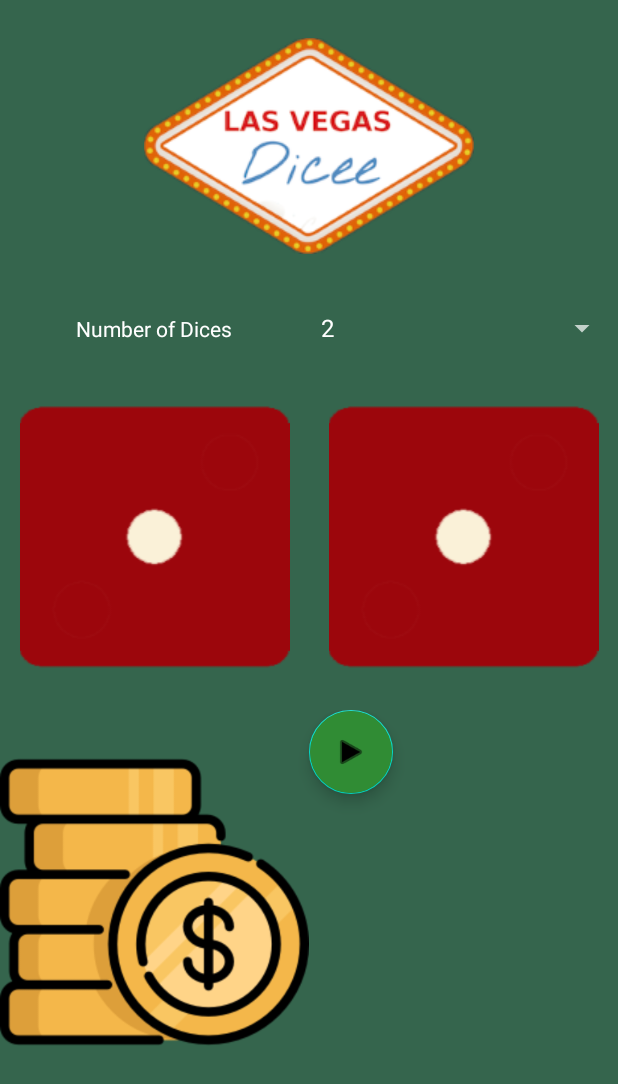
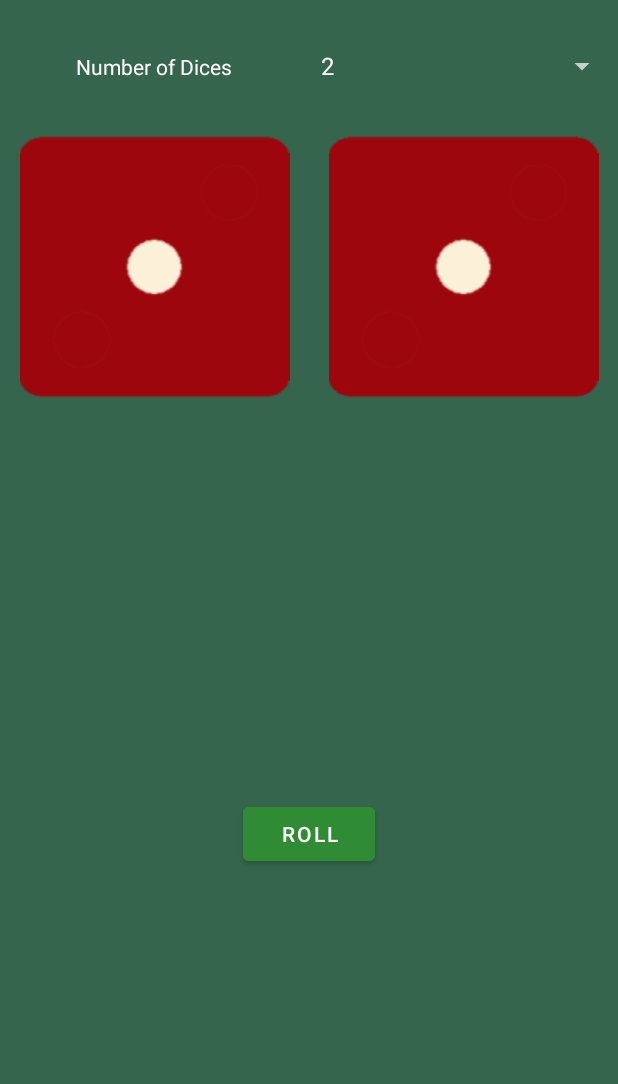
Before and after one commit to TheLe0/TheDiceGame, an Android app: the screen it shows after launch (MainActivity), on a phone screen of 412 x 824 dp. Shown: the top 1084 px of the screen. Run offline under Robolectric (Android 15) with nearby library versions, the phone set to English and light mode, and no system bars.

Commit message:
Adjust layout

```diff
--- a/app/src/main/java/com/leotosin/thedicegame/MainActivity.kt
+++ b/app/src/main/java/com/leotosin/thedicegame/MainActivity.kt
@@ -8,8 +8,6 @@ import android.view.animation.Animation
 import android.view.animation.AnimationUtils
 import android.widget.*
 
-import com.google.android.material.floatingactionbutton.FloatingActionButton
-
 import com.leotosin.thedicegame.util.NumberUtil
 
 class MainActivity : AppCompatActivity() {
@@ -18,7 +16,7 @@ class MainActivity : AppCompatActivity() {
     private lateinit var diceOne :ImageView
     private lateinit var diceTwo :ImageView
     private var dices :Int = NumberUtil.TWO_DICE
-    private lateinit var button :FloatingActionButton
+    private lateinit var button :Button
 
     override fun onCreate(savedInstanceState: Bundle?)
     {
--- a/app/src/main/res/layout/activity_main.xml
+++ b/app/src/main/res/layout/activity_main.xml
@@ -7,22 +7,6 @@
     android:orientation="vertical"
     android:background="@color/background"
     tools:context=".MainActivity">
-
-    <LinearLayout
-        android:layout_width="match_parent"
-        android:layout_height="wrap_content"
-        android:layout_marginTop="@dimen/activity_top_margin"
-        android:orientation="horizontal">
-
-        <ImageView
-            android:id="@+id/ic_casino"
-            android:layout_width="0dp"
-            android:layout_height="wrap_content"
-            android:layout_weight="1"
-            android:contentDescription="@string/casino"
-            app:srcCompat="@drawable/casino" />
-
-    </LinearLayout>
 
     <LinearLayout
         android:layout_width="match_parent"
@@ -73,30 +57,23 @@
 
     </LinearLayout>
 
-    <LinearLayout
-        android:layout_width="match_parent"
-        android:layout_height="match_parent"
+    <RelativeLayout
+        android:layout_width="fill_parent"
+        android:layout_height="fill_parent"
         android:layout_marginTop="@dimen/activity_top_margin"
         android:orientation="horizontal">
 
-        <ImageView
-            android:id="@+id/ic_coins"
-            android:layout_width="0dp"
-            android:layout_height="wrap_content"
-            android:layout_weight="1"
-            app:srcCompat="@drawable/coins"
-            android:contentDescription="@string/coins" />
-
-        <com.google.android.material.floatingactionbutton.FloatingActionButton
+        <Button
             android:id="@+id/btn_roll"
-            android:layout_width="0dp"
+            android:layout_width="wrap_content"
             android:backgroundTint="@color/green"
             android:layout_height="wrap_content"
-            android:layout_weight="1"
+            android:layout_centerInParent="true"
             android:clickable="true"
             app:srcCompat="@android:drawable/ic_media_play"
-            android:contentDescription="@string/roll"
+            android:text="@string/roll"
+            android:textColor="@color/white"
             android:focusable="true" />
-    </LinearLayout>
+    </RelativeLayout>
 
 </LinearLayout>
--- a/app/src/main/res/values-large/dimens.xml
+++ b/app/src/main/res/values-large/dimens.xml
@@ -1,4 +1,4 @@
 <?xml version="1.0" encoding="utf-8"?>
 <resources>
-    <dimen name="activity_top_margin">50dp</dimen>
+    <dimen name="activity_top_margin">70dp</dimen>
 </resources>
--- a/app/src/main/res/values-normal/dimens.xml
+++ b/app/src/main/res/values-normal/dimens.xml
@@ -1,4 +1,4 @@
 <?xml version="1.0" encoding="utf-8"?>
 <resources>
-    <dimen name="activity_top_margin">25dp</dimen>
+    <dimen name="activity_top_margin">20dp</dimen>
 </resources>
--- a/app/src/main/res/values-xlarge/dimens.xml
+++ b/app/src/main/res/values-xlarge/dimens.xml
@@ -1,4 +1,4 @@
 <?xml version="1.0" encoding="utf-8"?>
 <resources>
-    <dimen name="activity_top_margin">75dp</dimen>
+    <dimen name="activity_top_margin">100dp</dimen>
 </resources>
--- a/app/src/main/res/values/dimens.xml
+++ b/app/src/main/res/values/dimens.xml
@@ -1,4 +1,4 @@
 <?xml version="1.0" encoding="utf-8"?>
 <resources>
-    <dimen name="activity_top_margin">25dp</dimen>
+    <dimen name="activity_top_margin">20dp</dimen>
 </resources>
```
Also changed, not shown: app/src/main/res/drawable/casino.png (deleted), app/src/main/res/drawable/coins.png (deleted), 1 other file.
